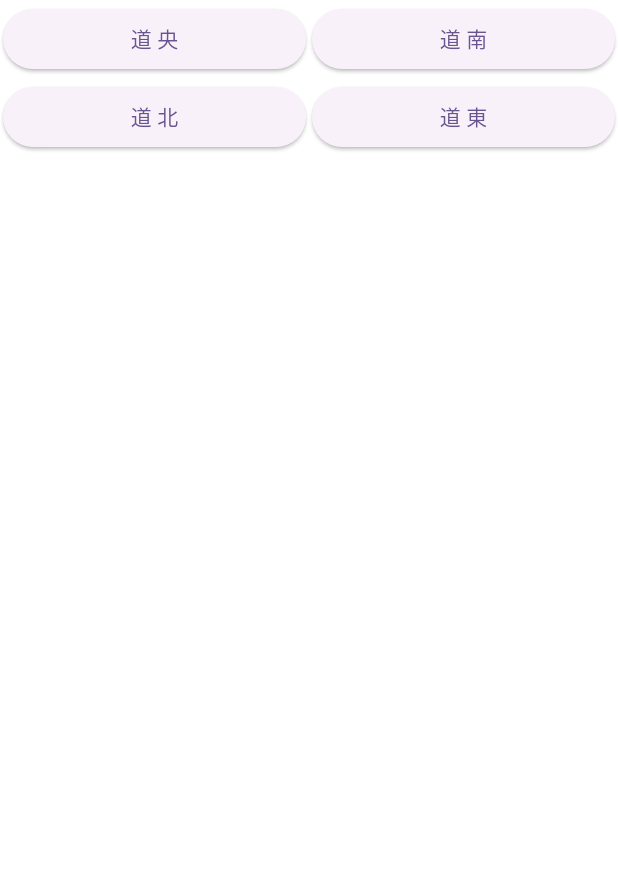
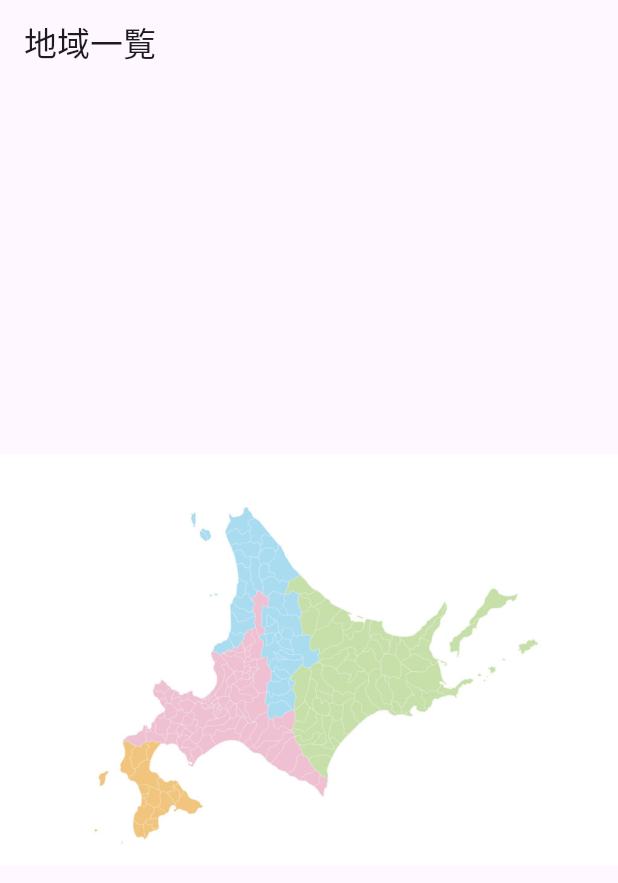
Before and after one commit to Satokamone/flutterMock, a Flutter app: the screen it shows after launch, on a phone screen of 412 x 824 dp. Shown: the top 883 px of the screen. Run offline on Flutter 3.47's test engine with Material 3 defaults, Android fonts, the light colour scheme and no system bars.

Commit message:
画像の挿入

```diff
--- a/lib/homepage.dart
+++ b/lib/homepage.dart
@@ -2,47 +2,14 @@ import 'package:flutter/material.dart';
 import 'firstpage.dart';
 
 class HomePage extends StatelessWidget {
-  const HomePage({
-    Key? key,
-  }) : super(key: key);
   @override
   Widget build(BuildContext context) {
-    return Column(
-      children: [
-        Row(
-          mainAxisAlignment: MainAxisAlignment.spaceEvenly,
-          children: [
-            weekButton('道 央'),
-            weekButton('道 南'),
-          ],
+    return Scaffold(
+      appBar: AppBar(
+        title: Text("地域一覧"),
       ),
-        Row(
-          mainAxisAlignment: MainAxisAlignment.spaceEvenly,
-          children: [
-            weekButton('道 北'),
-            weekButton('道 東'),
-          ],
-        ),
-      ],
-    );
-  }
-
-  Expanded weekButton(String buttonText) {
-    return Expanded(
-      child: Padding(
-        padding: const EdgeInsets.all(2.0),
-        child: ElevatedButton(
-          onPressed: () {
-            //Navigator.push(
-            //context, MaterialPageRoute(builder: (context) => FirstPage()));
-          },
-          child: Text(buttonText),
-        ),
-      ),
-    );
-  }
-}
-      //body: Center(
+      body: Center(
+        child: Image.asset('images/北海道地域別.jpg'),
         //child: TextButton(
         //child: Text("ツアーを選ぶ"),
         //onPressed: () {
@@ -53,5 +20,8 @@ class HomePage extends StatelessWidget {
         // （2） 実際に表示するページ(ウィジェット)を指定する
         //builder: (context) => FirstPage()));
         //},
+      ),
       //),
-      //),
+    );
+  }
+}
--- a/pubspec.yaml
+++ b/pubspec.yaml
@@ -70,6 +70,8 @@ flutter:
   uses-material-design: true
 
   # To add assets to your application, add an assets section, like this:
+  assets:
+    - images/
   # assets:
   #   - images/a_dot_burr.jpeg
   #   - images/a_dot_ham.jpeg
```
Also changed, not shown: images/北海道地域別.jpg (added). Lines whose indentation alone changed are shown as unchanged.
